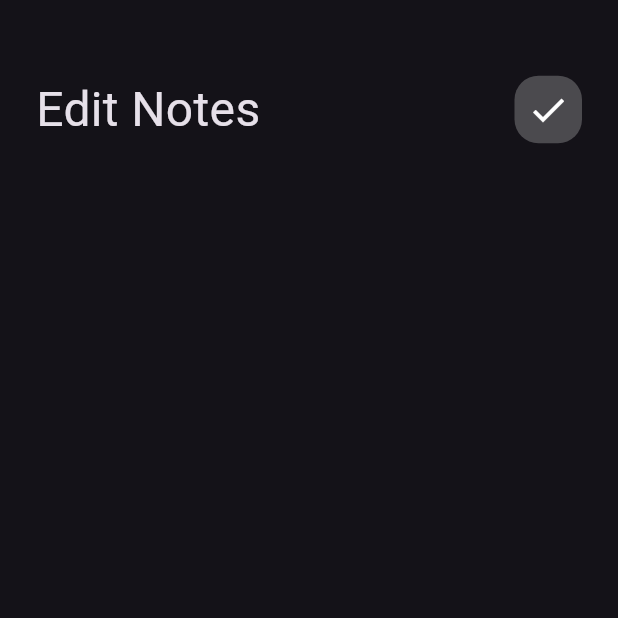
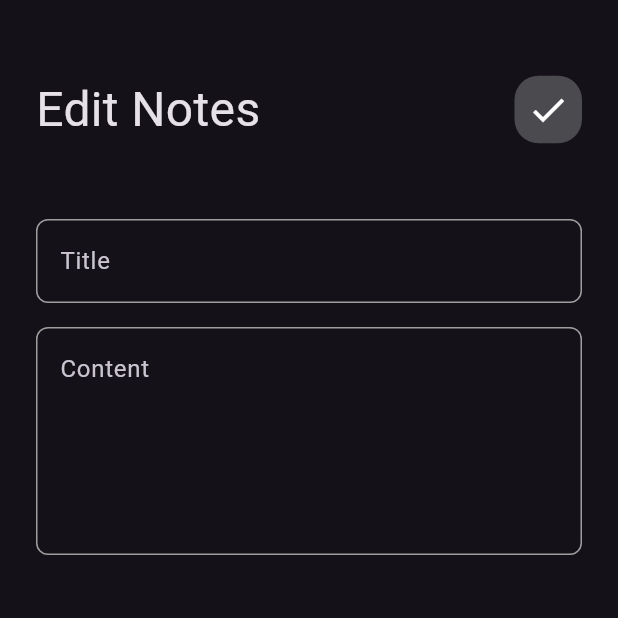
Before and after one commit to Amr-B/notes_app_hive, a Flutter app: the screen it shows after launch, after a tap on "Flutter Tips", on a phone screen of 412 x 824 dp, the top half of it. Run offline on Flutter 3.47's test engine with Material 3 defaults, Android fonts, the phone set to English and light mode, and no system bars; our stand-ins replace bloc, flutter_bloc, hive, hive_flutter; accounts and stored records are empty.

Commit message:
create fetch note method

```diff
--- a/lib/cubits/notes_cubits/notes_cubit.dart
+++ b/lib/cubits/notes_cubits/notes_cubit.dart
@@ -1,3 +1,5 @@
+// ignore_for_file: depend_on_referenced_packages
+
 import 'package:flutter_bloc/flutter_bloc.dart';
 import 'package:meta/meta.dart';
 import 'package:hive/hive.dart';
@@ -12,11 +14,11 @@ class NotesCubit extends Cubit<NotesState> {
   List<NoteModel>? notes;
 
   void fetchAllNotes() async {
-    emit(NotesLoading());
     try {
       var notesBox = Hive.box<NoteModel>(kNotesBox);
-      notes = notesBox.values.toList();
-      emit(NotesSuccess(notes!));
+      // notes = notesBox.values.toList();
+      List<NoteModel> notes = notesBox.values.toList();
+      emit(NotesSuccess(notes));
     } catch (e) {
       emit(NotesFailure(e.toString()));
     }
--- a/lib/views/notes_view.dart
+++ b/lib/views/notes_view.dart
@@ -1,4 +1,6 @@
 import 'package:flutter/material.dart';
+import 'package:flutter_bloc/flutter_bloc.dart';
+import 'package:notes_app_hive/cubits/notes_cubits/notes_cubit.dart';
 import 'package:notes_app_hive/views/widgets/notes_view_body.dart';
 
 import 'add_note_bottom_sheet.dart';
@@ -8,7 +10,9 @@ class NotesView extends StatelessWidget {
 
   @override
   Widget build(BuildContext context) {
-    return Scaffold(
+    return BlocProvider(
+      create: (context) => NotesCubit(),
+      child: Scaffold(
         floatingActionButton: FloatingActionButton(
           onPressed: () {
             showModalBottomSheet(
@@ -23,6 +27,7 @@ class NotesView extends StatelessWidget {
           child: Icon(Icons.add),
         ),
         body: const NotesViewBody(),
+      ),
     );
   }
 }
--- a/lib/views/widgets/edit_note_view.dart
+++ b/lib/views/widgets/edit_note_view.dart
@@ -1,9 +1,21 @@
 import 'package:flutter/material.dart';
 import 'package:notes_app_hive/views/widgets/custom_app_bar.dart';
 
-class EditNoteViewBody extends StatelessWidget {
+import 'custom_text_field.dart';
+
+class EditNoteViewBody extends StatefulWidget {
   const EditNoteViewBody({super.key});
 
+  @override
+  State<EditNoteViewBody> createState() => _EditNoteViewBodyState();
+}
+
+class _EditNoteViewBodyState extends State<EditNoteViewBody> {
+  final GlobalKey<FormState> formKey = GlobalKey();
+
+  AutovalidateMode autovalidateMode = AutovalidateMode.disabled;
+
+  String? title, subTitle;
   @override
   Widget build(BuildContext context) {
     return Padding(
@@ -12,6 +24,23 @@ class EditNoteViewBody extends StatelessWidget {
         children: [
           SizedBox(height: 50),
           CustomAppBar(title: 'Edit Notes', icon: Icons.check),
+          SizedBox(height: 50),
+          CustomTextField(
+            onSaved: (value) {
+              title = value;
+            },
+            hint: 'Title',
+          ),
+          const SizedBox(height: 16),
+
+          // > content
+          CustomTextField(
+            onSaved: (value) {
+              subTitle = value;
+            },
+            hint: 'Content',
+            maxLines: 5,
+          ),
         ],
       ),
     );
```
Lines whose indentation alone changed are shown as unchanged.
